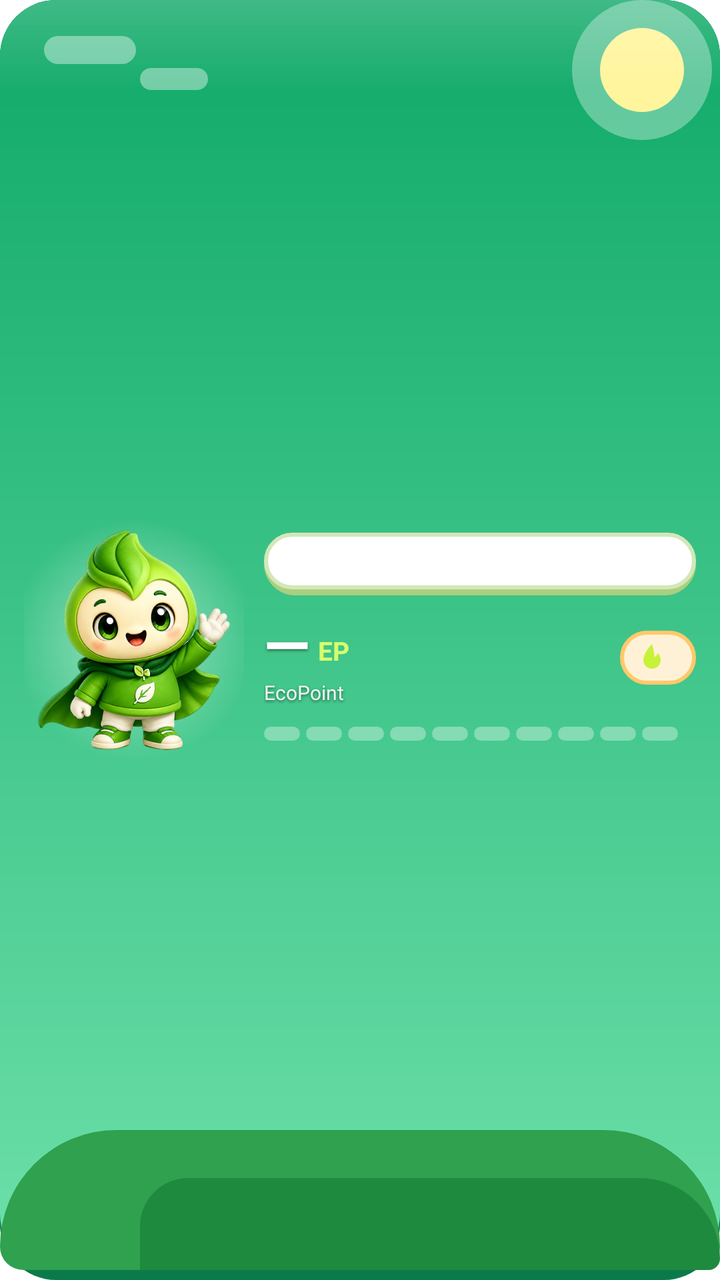
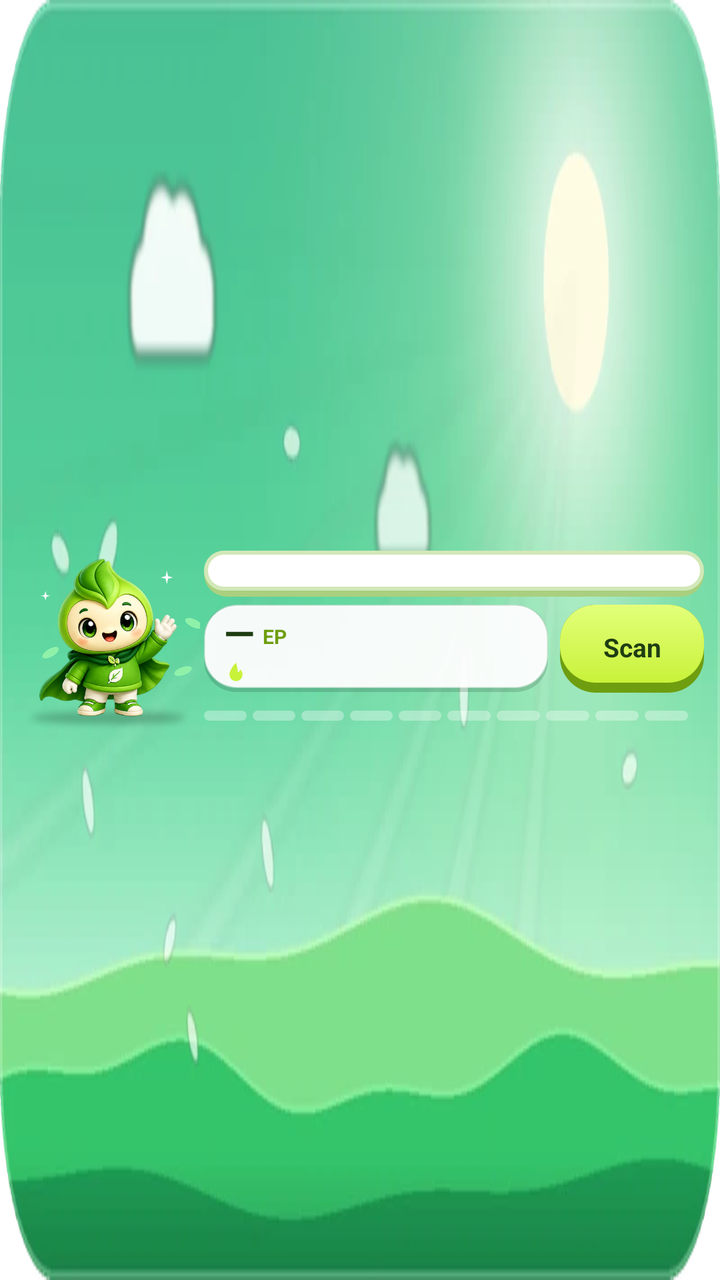

Before-and-after screenshots of an Android layout around one commit, followed by the original layout XML and the change that was made.
<!-- AndroidManifest.xml: fallback theme Theme.MaterialComponents.DayNight.NoActionBar -->
<!-- res/layout/ep_widget_l.xml -->
<?xml version="1.0" encoding="utf-8"?>
<FrameLayout xmlns:android="http://schemas.android.com/apk/res/android" android:id="@+id/ep_widget_root" android:layout_width="match_parent" android:layout_height="match_parent" android:background="@drawable/ep_widget_bg">
<LinearLayout android:layout_width="match_parent" android:layout_height="match_parent" android:gravity="center_vertical" android:orientation="horizontal" android:padding="12dp">
<ImageView android:id="@+id/ep_widget_mascot" android:layout_width="110dp" android:layout_height="match_parent" android:background="@drawable/ep_widget_halo" android:contentDescription="EcoFriend" android:scaleType="fitCenter" android:src="@drawable/ecofriend_normal" />
<LinearLayout android:layout_width="0dp" android:layout_height="match_parent" android:layout_weight="1" android:layout_marginStart="10dp" android:gravity="center_vertical" android:orientation="vertical">
<TextView android:id="@+id/ep_widget_msg" android:layout_width="match_parent" android:layout_height="wrap_content" android:background="@drawable/ep_widget_bubble" android:ellipsize="end" android:includeFontPadding="false" android:maxLines="2" android:paddingStart="12dp" android:paddingEnd="12dp" android:paddingTop="8dp" android:paddingBottom="8dp" android:text="" android:textStyle="bold" android:textColor="@color/ef_w_ink" android:textSize="13sp" />
<LinearLayout android:layout_width="match_parent" android:layout_height="wrap_content" android:layout_marginTop="8dp" android:gravity="center_vertical" android:orientation="horizontal">
<LinearLayout android:layout_width="0dp" android:layout_height="wrap_content" android:layout_weight="1" android:orientation="vertical">
<LinearLayout android:layout_width="wrap_content" android:layout_height="wrap_content" android:gravity="bottom" android:orientation="horizontal">
<TextView android:id="@+id/ep_widget_balance" android:layout_width="wrap_content" android:layout_height="wrap_content" android:includeFontPadding="false" android:maxLines="1" android:text="—" android:textStyle="bold" android:textColor="@color/ef_w_text" android:shadowColor="#80000000" android:shadowDx="0" android:shadowDy="2" android:shadowRadius="3" android:textSize="30sp" />
<TextView android:id="@+id/ep_widget_unit" android:layout_width="wrap_content" android:layout_height="wrap_content" android:layout_marginStart="4dp" android:layout_marginBottom="3dp" android:includeFontPadding="false" android:textStyle="bold" android:text="EP" android:textColor="@color/ef_w_lime"  android:textSize="13sp" />
</LinearLayout>
<TextView android:id="@+id/ep_widget_label" android:layout_width="match_parent" android:layout_height="wrap_content" android:ellipsize="end" android:includeFontPadding="false" android:maxLines="1" android:text="EcoPoint" android:textColor="@color/ef_w_sub" android:shadowColor="#80000000" android:shadowDx="0" android:shadowDy="2" android:shadowRadius="3" android:textSize="10sp" />
</LinearLayout>
<LinearLayout android:id="@+id/ep_widget_streak_chip" android:layout_width="wrap_content" android:layout_height="wrap_content" android:background="@drawable/ep_widget_chip" android:gravity="center_vertical" android:orientation="horizontal" android:paddingStart="8dp" android:paddingEnd="10dp" android:paddingTop="4dp" android:paddingBottom="4dp">
<ImageView android:id="@+id/ep_widget_flame" android:layout_width="16dp" android:layout_height="16dp" android:importantForAccessibility="no" android:src="@drawable/ep_widget_flame" />
<TextView android:id="@+id/ep_widget_streak" android:layout_width="wrap_content" android:layout_height="wrap_content" android:layout_marginStart="4dp" android:includeFontPadding="false" android:textStyle="bold" android:textColor="@color/ef_w_flame" android:textSize="16sp" android:text="" />
</LinearLayout>
</LinearLayout>
<LinearLayout android:layout_width="match_parent" android:layout_height="wrap_content" android:layout_marginTop="8dp" android:orientation="vertical">
<LinearLayout android:id="@+id/ep_widget_bar_row" android:layout_width="match_parent" android:layout_height="wrap_content" android:gravity="center_vertical" android:orientation="horizontal">
<LinearLayout android:layout_width="0dp" android:layout_height="wrap_content" android:layout_weight="1" android:orientation="horizontal">
<FrameLayout android:layout_width="0dp" android:layout_height="7dp" android:layout_marginEnd="3dp" android:layout_weight="1" android:background="@drawable/ep_widget_seg_off"><LinearLayout android:id="@+id/ep_widget_seg_0" android:layout_width="match_parent" android:layout_height="match_parent" android:background="@drawable/ep_widget_seg_on" android:visibility="gone" /></FrameLayout>
<FrameLayout android:layout_width="0dp" android:layout_height="7dp" android:layout_marginEnd="3dp" android:layout_weight="1" android:background="@drawable/ep_widget_seg_off"><LinearLayout android:id="@+id/ep_widget_seg_1" android:layout_width="match_parent" android:layout_height="match_parent" android:background="@drawable/ep_widget_seg_on" android:visibility="gone" /></FrameLayout>
<FrameLayout android:layout_width="0dp" android:layout_height="7dp" android:layout_marginEnd="3dp" android:layout_weight="1" android:background="@drawable/ep_widget_seg_off"><LinearLayout android:id="@+id/ep_widget_seg_2" android:layout_width="match_parent" android:layout_height="match_parent" android:background="@drawable/ep_widget_seg_on" android:visibility="gone" /></FrameLayout>
<FrameLayout android:layout_width="0dp" android:layout_height="7dp" android:layout_marginEnd="3dp" android:layout_weight="1" android:background="@drawable/ep_widget_seg_off"><LinearLayout android:id="@+id/ep_widget_seg_3" android:layout_width="match_parent" android:layout_height="match_parent" android:background="@drawable/ep_widget_seg_on" android:visibility="gone" /></FrameLayout>
<FrameLayout android:layout_width="0dp" android:layout_height="7dp" android:layout_marginEnd="3dp" android:layout_weight="1" android:background="@drawable/ep_widget_seg_off"><LinearLayout android:id="@+id/ep_widget_seg_4" android:layout_width="match_parent" android:layout_height="match_parent" android:background="@drawable/ep_widget_seg_on" android:visibility="gone" /></FrameLayout>
<FrameLayout android:layout_width="0dp" android:layout_height="7dp" android:layout_marginEnd="3dp" android:layout_weight="1" android:background="@drawable/ep_widget_seg_off"><LinearLayout android:id="@+id/ep_widget_seg_5" android:layout_width="match_parent" android:layout_height="match_parent" android:background="@drawable/ep_widget_seg_on" android:visibility="gone" /></FrameLayout>
<FrameLayout android:layout_width="0dp" android:layout_height="7dp" android:layout_marginEnd="3dp" android:layout_weight="1" android:background="@drawable/ep_widget_seg_off"><LinearLayout android:id="@+id/ep_widget_seg_6" android:layout_width="match_parent" android:layout_height="match_parent" android:background="@drawable/ep_widget_seg_on" android:visibility="gone" /></FrameLayout>
<FrameLayout android:layout_width="0dp" android:layout_height="7dp" android:layout_marginEnd="3dp" android:layout_weight="1" android:background="@drawable/ep_widget_seg_off"><LinearLayout android:id="@+id/ep_widget_seg_7" android:layout_width="match_parent" android:layout_height="match_parent" android:background="@drawable/ep_widget_seg_on" android:visibility="gone" /></FrameLayout>
<FrameLayout android:layout_width="0dp" android:layout_height="7dp" android:layout_marginEnd="3dp" android:layout_weight="1" android:background="@drawable/ep_widget_seg_off"><LinearLayout android:id="@+id/ep_widget_seg_8" android:layout_width="match_parent" android:layout_height="match_parent" android:background="@drawable/ep_widget_seg_on" android:visibility="gone" /></FrameLayout>
<FrameLayout android:layout_width="0dp" android:layout_height="7dp" android:layout_marginEnd="3dp" android:layout_weight="1" android:background="@drawable/ep_widget_seg_off"><LinearLayout android:id="@+id/ep_widget_seg_9" android:layout_width="match_parent" android:layout_height="match_parent" android:background="@drawable/ep_widget_seg_on" android:visibility="gone" /></FrameLayout>
</LinearLayout>
<TextView android:id="@+id/ep_widget_goal" android:layout_width="wrap_content" android:layout_height="wrap_content" android:layout_marginStart="6dp" android:includeFontPadding="false" android:textStyle="bold" android:textColor="@color/ef_w_sub" android:shadowColor="#80000000" android:shadowDx="0" android:shadowDy="2" android:shadowRadius="3" android:textSize="11sp" android:text="" />
</LinearLayout>
</LinearLayout>
</LinearLayout>
</LinearLayout>
</FrameLayout>
<!-- resources referenced by this layout -->
<resources>
  <color name="ef_w_flame">#FFF57C00</color>
  <color name="ef_w_ink">#FF1F3D12</color>
  <color name="ef_w_lime">#FFD9FF6B</color>
  <color name="ef_w_sub">#E6FFFFFF</color>
  <color name="ef_w_text">#FFFFFFFF</color>
  <!-- drawable ecofriend_normal: png bitmap (drawable-nodpi, 161471 bytes) -->
  <!-- drawable ep_widget_bg: vector/xml drawable (drawable, 2232 chars, omitted) -->
  <!-- drawable ep_widget_bubble (drawable) -->
  <?xml version="1.0" encoding="utf-8"?>
  <layer-list xmlns:android="http://schemas.android.com/apk/res/android">
      <item><shape android:shape="rectangle"><solid android:color="@color/ef_w_bubble_lip" /><corners android:radius="18dp" /></shape></item>
      <item android:bottom="3dp"><shape android:shape="rectangle"><solid android:color="@color/ef_w_bubble" /><stroke android:width="2dp" android:color="@color/ef_w_bubble_stroke" /><corners android:radius="18dp" /></shape></item>
  </layer-list>
  <!-- drawable ep_widget_chip (drawable) -->
  <?xml version="1.0" encoding="utf-8"?>
  <shape xmlns:android="http://schemas.android.com/apk/res/android" android:shape="rectangle"><solid android:color="@color/ef_w_chip" /><stroke android:width="2dp" android:color="@color/ef_w_chip_stroke" /><corners android:radius="999dp" /></shape>
  <!-- drawable ep_widget_flame (drawable) -->
  <?xml version="1.0" encoding="utf-8"?>
  <vector xmlns:android="http://schemas.android.com/apk/res/android"
      android:width="24dp"
      android:height="24dp"
      android:viewportWidth="24"
      android:viewportHeight="24">
      <path
          android:fillColor="#FFC8F23A"
          android:pathData="M12,2C12,2 5.5,8.5 5.5,14a6.5,6.5 0 0 0 13,0c0,-2.2 -1,-3.8 -2.1,-5.3c-0.5,1.6 -1.5,2.6 -2.6,3.1C13.8,8.2 12,2 12,2z" />
  </vector>
  <!-- drawable ep_widget_halo (drawable) -->
  <?xml version="1.0" encoding="utf-8"?>
  <shape xmlns:android="http://schemas.android.com/apk/res/android" android:shape="rectangle"><gradient android:type="radial" android:gradientRadius="55%" android:startColor="@color/ef_w_halo_in" android:endColor="@color/ef_w_halo_out" /></shape>
  <!-- drawable ep_widget_seg_off (drawable) -->
  <?xml version="1.0" encoding="utf-8"?>
  <shape xmlns:android="http://schemas.android.com/apk/res/android" android:shape="rectangle"><solid android:color="@color/ef_w_dot_off" /><corners android:radius="5dp" /></shape>
  <!-- drawable ep_widget_seg_on (drawable) -->
  <?xml version="1.0" encoding="utf-8"?>
  <shape xmlns:android="http://schemas.android.com/apk/res/android" android:shape="rectangle"><gradient android:angle="270" android:startColor="@color/ef_w_green_top" android:endColor="@color/ef_w_green" /><corners android:radius="5dp" /></shape>
  <color name="ef_w_bubble_lip">#FFA9D07F</color>
  <color name="ef_w_bubble">#FFFFFFFF</color>
  <color name="ef_w_bubble_stroke">#FFD2E8B8</color>
  <color name="ef_w_chip">#FFFFF1D6</color>
  <color name="ef_w_chip_stroke">#FFFFC96B</color>
  <color name="ef_w_halo_in">#80FFFFFF</color>
  <color name="ef_w_halo_out">#00FFFFFF</color>
  <color name="ef_w_dot_off">#55FFFFFF</color>
  <color name="ef_w_green_top">#FFE3FF7A</color>
  <color name="ef_w_green">#FFC8F23A</color>
</resources>

<!-- the commit's change to res/layout/ep_widget_l.xml (unified diff, before → after) -->
@@ -1,38 +1,39 @@
 <?xml version="1.0" encoding="utf-8"?>
-<FrameLayout xmlns:android="http://schemas.android.com/apk/res/android" android:id="@+id/ep_widget_root" android:layout_width="match_parent" android:layout_height="match_parent" android:background="@drawable/ep_widget_bg">
-<LinearLayout android:layout_width="match_parent" android:layout_height="match_parent" android:gravity="center_vertical" android:orientation="horizontal" android:padding="12dp">
-<ImageView android:id="@+id/ep_widget_mascot" android:layout_width="110dp" android:layout_height="match_parent" android:background="@drawable/ep_widget_halo" android:contentDescription="EcoFriend" android:scaleType="fitCenter" android:src="@drawable/ecofriend_normal" />
-<LinearLayout android:layout_width="0dp" android:layout_height="match_parent" android:layout_weight="1" android:layout_marginStart="10dp" android:gravity="center_vertical" android:orientation="vertical">
-<TextView android:id="@+id/ep_widget_msg" android:layout_width="match_parent" android:layout_height="wrap_content" android:background="@drawable/ep_widget_bubble" android:ellipsize="end" android:includeFontPadding="false" android:maxLines="2" android:paddingStart="12dp" android:paddingEnd="12dp" android:paddingTop="8dp" android:paddingBottom="8dp" android:text="" android:textStyle="bold" android:textColor="@color/ef_w_ink" android:textSize="13sp" />
-<LinearLayout android:layout_width="match_parent" android:layout_height="wrap_content" android:layout_marginTop="8dp" android:gravity="center_vertical" android:orientation="horizontal">
-<LinearLayout android:layout_width="0dp" android:layout_height="wrap_content" android:layout_weight="1" android:orientation="vertical">
-<LinearLayout android:layout_width="wrap_content" android:layout_height="wrap_content" android:gravity="bottom" android:orientation="horizontal">
-<TextView android:id="@+id/ep_widget_balance" android:layout_width="wrap_content" android:layout_height="wrap_content" android:includeFontPadding="false" android:maxLines="1" android:text="—" android:textStyle="bold" android:textColor="@color/ef_w_text" android:shadowColor="#80000000" android:shadowDx="0" android:shadowDy="2" android:shadowRadius="3" android:textSize="30sp" />
-<TextView android:id="@+id/ep_widget_unit" android:layout_width="wrap_content" android:layout_height="wrap_content" android:layout_marginStart="4dp" android:layout_marginBottom="3dp" android:includeFontPadding="false" android:textStyle="bold" android:text="EP" android:textColor="@color/ef_w_lime"  android:textSize="13sp" />
+<FrameLayout xmlns:android="http://schemas.android.com/apk/res/android" android:id="@+id/ep_widget_root" android:layout_width="match_parent" android:layout_height="match_parent">
+<ImageView android:id="@+id/ep_widget_bgimg" android:layout_width="match_parent" android:layout_height="match_parent" android:src="@drawable/ep_w_bg_day_wide" android:scaleType="fitXY" android:importantForAccessibility="no" />
+<LinearLayout android:layout_width="match_parent" android:layout_height="match_parent" android:orientation="horizontal" android:gravity="center_vertical" android:padding="8dp">
+<ImageView android:id="@+id/ep_widget_mascot" android:layout_width="92dp" android:layout_height="match_parent" android:src="@drawable/ecofriend_w_day" android:scaleType="fitCenter" android:contentDescription="EcoFriend" />
+<LinearLayout android:layout_width="0dp" android:layout_height="match_parent" android:orientation="vertical" android:layout_weight="1" android:gravity="center_vertical" android:layout_marginStart="2dp">
+<TextView android:id="@+id/ep_widget_msg" android:layout_width="match_parent" android:layout_height="wrap_content" android:includeFontPadding="false" android:maxLines="2" android:ellipsize="end" android:text="" android:textColor="@color/ef_w_ink" android:textSize="11sp" android:textStyle="bold" android:background="@drawable/ep_widget_bubble" android:paddingStart="12dp" android:paddingEnd="12dp" android:paddingTop="5dp" android:paddingBottom="5dp" />
+<LinearLayout android:layout_width="match_parent" android:layout_height="wrap_content" android:orientation="horizontal" android:layout_marginTop="4dp" android:gravity="center_vertical">
+<LinearLayout android:layout_width="0dp" android:layout_height="wrap_content" android:orientation="vertical" android:id="@+id/ep_w_p1" android:background="@drawable/ep_w_panel_light" android:paddingStart="10dp" android:paddingEnd="10dp" android:paddingTop="3dp" android:paddingBottom="3dp" android:layout_weight="1">
+<LinearLayout android:layout_width="wrap_content" android:layout_height="wrap_content" android:orientation="horizontal" android:gravity="bottom">
+<TextView android:id="@+id/ep_widget_balance" android:layout_width="wrap_content" android:layout_height="wrap_content" android:includeFontPadding="false" android:maxLines="1" android:ellipsize="end" android:text="—" android:textColor="@color/ef_w_ink" android:textSize="20sp" android:textStyle="bold" />
+<TextView android:id="@+id/ep_widget_unit" android:layout_width="wrap_content" android:layout_height="wrap_content" android:includeFontPadding="false" android:maxLines="1" android:ellipsize="end" android:text="EP" android:textColor="@color/ef_w_green_lip" android:textSize="10sp" android:textStyle="bold" android:layout_marginStart="4dp" android:layout_marginBottom="2dp" />
 </LinearLayout>
-<TextView android:id="@+id/ep_widget_label" android:layout_width="match_parent" android:layout_height="wrap_content" android:ellipsize="end" android:includeFontPadding="false" android:maxLines="1" android:text="EcoPoint" android:textColor="@color/ef_w_sub" android:shadowColor="#80000000" android:shadowDx="0" android:shadowDy="2" android:shadowRadius="3" android:textSize="10sp" />
-</LinearLayout>
-<LinearLayout android:id="@+id/ep_widget_streak_chip" android:layout_width="wrap_content" android:layout_height="wrap_content" android:background="@drawable/ep_widget_chip" android:gravity="center_vertical" android:orientation="horizontal" android:paddingStart="8dp" android:paddingEnd="10dp" android:paddingTop="4dp" android:paddingBottom="4dp">
-<ImageView android:id="@+id/ep_widget_flame" android:layout_width="16dp" android:layout_height="16dp" android:importantForAccessibility="no" android:src="@drawable/ep_widget_flame" />
-<TextView android:id="@+id/ep_widget_streak" android:layout_width="wrap_content" android:layout_height="wrap_content" android:layout_marginStart="4dp" android:includeFontPadding="false" android:textStyle="bold" android:textColor="@color/ef_w_flame" android:textSize="16sp" android:text="" />
+<LinearLayout android:layout_width="wrap_content" android:layout_height="wrap_content" android:orientation="horizontal" android:id="@+id/ep_widget_streak_chip" android:gravity="center_vertical" android:layout_marginTop="1dp">
+<ImageView android:id="@+id/ep_widget_flame" android:layout_width="12dp" android:layout_height="12dp" android:src="@drawable/ep_widget_flame" android:scaleType="fitCenter" android:importantForAccessibility="no" />
+<TextView android:id="@+id/ep_widget_streak" android:layout_width="wrap_content" android:layout_height="wrap_content" android:includeFontPadding="false" android:maxLines="1" android:ellipsize="end" android:text="" android:textColor="@color/ef_w_flame" android:textSize="11sp" android:textStyle="bold" android:layout_marginStart="3dp" />
 </LinearLayout>
 </LinearLayout>
-<LinearLayout android:layout_width="match_parent" android:layout_height="wrap_content" android:layout_marginTop="8dp" android:orientation="vertical">
-<LinearLayout android:id="@+id/ep_widget_bar_row" android:layout_width="match_parent" android:layout_height="wrap_content" android:gravity="center_vertical" android:orientation="horizontal">
-<LinearLayout android:layout_width="0dp" android:layout_height="wrap_content" android:layout_weight="1" android:orientation="horizontal">
-<FrameLayout android:layout_width="0dp" android:layout_height="7dp" android:layout_marginEnd="3dp" android:layout_weight="1" android:background="@drawable/ep_widget_seg_off"><LinearLayout android:id="@+id/ep_widget_seg_0" android:layout_width="match_parent" android:layout_height="match_parent" android:background="@drawable/ep_widget_seg_on" android:visibility="gone" /></FrameLayout>
-<FrameLayout android:layout_width="0dp" android:layout_height="7dp" android:layout_marginEnd="3dp" android:layout_weight="1" android:background="@drawable/ep_widget_seg_off"><LinearLayout android:id="@+id/ep_widget_seg_1" android:layout_width="match_parent" android:layout_height="match_parent" android:background="@drawable/ep_widget_seg_on" android:visibility="gone" /></FrameLayout>
-<FrameLayout android:layout_width="0dp" android:layout_height="7dp" android:layout_marginEnd="3dp" android:layout_weight="1" android:background="@drawable/ep_widget_seg_off"><LinearLayout android:id="@+id/ep_widget_seg_2" android:layout_width="match_parent" android:layout_height="match_parent" android:background="@drawable/ep_widget_seg_on" android:visibility="gone" /></FrameLayout>
-<FrameLayout android:layout_width="0dp" android:layout_height="7dp" android:layout_marginEnd="3dp" android:layout_weight="1" android:background="@drawable/ep_widget_seg_off"><LinearLayout android:id="@+id/ep_widget_seg_3" android:layout_width="match_parent" android:layout_height="match_parent" android:background="@drawable/ep_widget_seg_on" android:visibility="gone" /></FrameLayout>
-<FrameLayout android:layout_width="0dp" android:layout_height="7dp" android:layout_marginEnd="3dp" android:layout_weight="1" android:background="@drawable/ep_widget_seg_off"><LinearLayout android:id="@+id/ep_widget_seg_4" android:layout_width="match_parent" android:layout_height="match_parent" android:background="@drawable/ep_widget_seg_on" android:visibility="gone" /></FrameLayout>
-<FrameLayout android:layout_width="0dp" android:layout_height="7dp" android:layout_marginEnd="3dp" android:layout_weight="1" android:background="@drawable/ep_widget_seg_off"><LinearLayout android:id="@+id/ep_widget_seg_5" android:layout_width="match_parent" android:layout_height="match_parent" android:background="@drawable/ep_widget_seg_on" android:visibility="gone" /></FrameLayout>
-<FrameLayout android:layout_width="0dp" android:layout_height="7dp" android:layout_marginEnd="3dp" android:layout_weight="1" android:background="@drawable/ep_widget_seg_off"><LinearLayout android:id="@+id/ep_widget_seg_6" android:layout_width="match_parent" android:layout_height="match_parent" android:background="@drawable/ep_widget_seg_on" android:visibility="gone" /></FrameLayout>
-<FrameLayout android:layout_width="0dp" android:layout_height="7dp" android:layout_marginEnd="3dp" android:layout_weight="1" android:background="@drawable/ep_widget_seg_off"><LinearLayout android:id="@+id/ep_widget_seg_7" android:layout_width="match_parent" android:layout_height="match_parent" android:background="@drawable/ep_widget_seg_on" android:visibility="gone" /></FrameLayout>
-<FrameLayout android:layout_width="0dp" android:layout_height="7dp" android:layout_marginEnd="3dp" android:layout_weight="1" android:background="@drawable/ep_widget_seg_off"><LinearLayout android:id="@+id/ep_widget_seg_8" android:layout_width="match_parent" android:layout_height="match_parent" android:background="@drawable/ep_widget_seg_on" android:visibility="gone" /></FrameLayout>
-<FrameLayout android:layout_width="0dp" android:layout_height="7dp" android:layout_marginEnd="3dp" android:layout_weight="1" android:background="@drawable/ep_widget_seg_off"><LinearLayout android:id="@+id/ep_widget_seg_9" android:layout_width="match_parent" android:layout_height="match_parent" android:background="@drawable/ep_widget_seg_on" android:visibility="gone" /></FrameLayout>
+<TextView android:id="@+id/ep_widget_btn_scan" android:layout_width="72dp" android:layout_height="44dp" android:includeFontPadding="false" android:maxLines="1" android:ellipsize="end" android:text="Scan" android:textColor="@color/ef_w_ink" android:textSize="13sp" android:textStyle="bold" android:layout_weight="0" android:layout_marginStart="6dp" android:gravity="center" android:paddingStart="6dp" android:paddingEnd="6dp" android:background="@drawable/ep_widget_btn" />
 </LinearLayout>
-<TextView android:id="@+id/ep_widget_goal" android:layout_width="wrap_content" android:layout_height="wrap_content" android:layout_marginStart="6dp" android:includeFontPadding="false" android:textStyle="bold" android:textColor="@color/ef_w_sub" android:shadowColor="#80000000" android:shadowDx="0" android:shadowDy="2" android:shadowRadius="3" android:textSize="11sp" android:text="" />
+<LinearLayout android:layout_width="match_parent" android:layout_height="wrap_content" android:orientation="horizontal" android:layout_marginTop="5dp" android:gravity="center_vertical">
+<LinearLayout android:layout_width="0dp" android:layout_height="wrap_content" android:orientation="horizontal" android:layout_weight="1">
+<LinearLayout android:layout_width="match_parent" android:layout_height="wrap_content" android:orientation="horizontal" android:id="@+id/ep_widget_bar_row" android:gravity="center_vertical">
+<FrameLayout android:layout_width="0dp" android:layout_height="5dp" android:layout_weight="1" android:layout_marginEnd="3dp" android:background="@drawable/ep_widget_seg_off"><LinearLayout android:id="@+id/ep_widget_seg_0" android:layout_width="match_parent" android:layout_height="match_parent" android:background="@drawable/ep_widget_seg_on" android:visibility="gone" /></FrameLayout>
+<FrameLayout android:layout_width="0dp" android:layout_height="5dp" android:layout_weight="1" android:layout_marginEnd="3dp" android:background="@drawable/ep_widget_seg_off"><LinearLayout android:id="@+id/ep_widget_seg_1" android:layout_width="match_parent" android:layout_height="match_parent" android:background="@drawable/ep_widget_seg_on" android:visibility="gone" /></FrameLayout>
+<FrameLayout android:layout_width="0dp" android:layout_height="5dp" android:layout_weight="1" android:layout_marginEnd="3dp" android:background="@drawable/ep_widget_seg_off"><LinearLayout android:id="@+id/ep_widget_seg_2" android:layout_width="match_parent" android:layout_height="match_parent" android:background="@drawable/ep_widget_seg_on" android:visibility="gone" /></FrameLayout>
+<FrameLayout android:layout_width="0dp" android:layout_height="5dp" android:layout_weight="1" android:layout_marginEnd="3dp" android:background="@drawable/ep_widget_seg_off"><LinearLayout android:id="@+id/ep_widget_seg_3" android:layout_width="match_parent" android:layout_height="match_parent" android:background="@drawable/ep_widget_seg_on" android:visibility="gone" /></FrameLayout>
+<FrameLayout android:layout_width="0dp" android:layout_height="5dp" android:layout_weight="1" android:layout_marginEnd="3dp" android:background="@drawable/ep_widget_seg_off"><LinearLayout android:id="@+id/ep_widget_seg_4" android:layout_width="match_parent" android:layout_height="match_parent" android:background="@drawable/ep_widget_seg_on" android:visibility="gone" /></FrameLayout>
+<FrameLayout android:layout_width="0dp" android:layout_height="5dp" android:layout_weight="1" android:layout_marginEnd="3dp" android:background="@drawable/ep_widget_seg_off"><LinearLayout android:id="@+id/ep_widget_seg_5" android:layout_width="match_parent" android:layout_height="match_parent" android:background="@drawable/ep_widget_seg_on" android:visibility="gone" /></FrameLayout>
+<FrameLayout android:layout_width="0dp" android:layout_height="5dp" android:layout_weight="1" android:layout_marginEnd="3dp" android:background="@drawable/ep_widget_seg_off"><LinearLayout android:id="@+id/ep_widget_seg_6" android:layout_width="match_parent" android:layout_height="match_parent" android:background="@drawable/ep_widget_seg_on" android:visibility="gone" /></FrameLayout>
+<FrameLayout android:layout_width="0dp" android:layout_height="5dp" android:layout_weight="1" android:layout_marginEnd="3dp" android:background="@drawable/ep_widget_seg_off"><LinearLayout android:id="@+id/ep_widget_seg_7" android:layout_width="match_parent" android:layout_height="match_parent" android:background="@drawable/ep_widget_seg_on" android:visibility="gone" /></FrameLayout>
+<FrameLayout android:layout_width="0dp" android:layout_height="5dp" android:layout_weight="1" android:layout_marginEnd="3dp" android:background="@drawable/ep_widget_seg_off"><LinearLayout android:id="@+id/ep_widget_seg_8" android:layout_width="match_parent" android:layout_height="match_parent" android:background="@drawable/ep_widget_seg_on" android:visibility="gone" /></FrameLayout>
+<FrameLayout android:layout_width="0dp" android:layout_height="5dp" android:layout_weight="1" android:layout_marginEnd="0dp" android:background="@drawable/ep_widget_seg_off"><LinearLayout android:id="@+id/ep_widget_seg_9" android:layout_width="match_parent" android:layout_height="match_parent" android:background="@drawable/ep_widget_seg_on" android:visibility="gone" /></FrameLayout>
 </LinearLayout>
+</LinearLayout>
+<TextView android:id="@+id/ep_widget_goal" android:layout_width="wrap_content" android:layout_height="wrap_content" android:includeFontPadding="false" android:maxLines="1" android:ellipsize="end" android:text="" android:textColor="#FFFFFFFF" android:textSize="11sp" android:textStyle="bold" android:layout_marginStart="8dp" android:shadowColor="#66000000" android:shadowDy="1" android:shadowRadius="2" />
 </LinearLayout>
 </LinearLayout>
 </LinearLayout>
<!-- resource entries referenced after the edit -->
@@ -1,21 +1,28 @@
 <!-- resources referenced by this layout -->
 <resources>
   <color name="ef_w_flame">#FFF57C00</color>
+  <color name="ef_w_green_lip">#FF6E9E0F</color>
   <color name="ef_w_ink">#FF1F3D12</color>
-  <color name="ef_w_lime">#FFD9FF6B</color>
-  <color name="ef_w_sub">#E6FFFFFF</color>
-  <color name="ef_w_text">#FFFFFFFF</color>
-  <!-- drawable ecofriend_normal: png bitmap (drawable-nodpi, 161471 bytes) -->
-  <!-- drawable ep_widget_bg: vector/xml drawable (drawable, 2232 chars, omitted) -->
+  <!-- drawable ecofriend_w_day: png bitmap (drawable-nodpi, 181548 bytes) -->
+  <!-- drawable ep_w_bg_day_wide: webp bitmap (drawable-nodpi, 12158 bytes) -->
+  <!-- drawable ep_w_panel_light (drawable) -->
+  <?xml version="1.0" encoding="utf-8"?>
+  <layer-list xmlns:android="http://schemas.android.com/apk/res/android">
+      <item><shape android:shape="rectangle"><solid android:color="#26000000" /><corners android:radius="16dp" /></shape></item>
+      <item android:bottom="2dp"><shape android:shape="rectangle"><solid android:color="#F2FFFFFF" /><stroke android:width="1dp" android:color="#80FFFFFF" /><corners android:radius="16dp" /></shape></item>
+  </layer-list>
+  <!-- drawable ep_widget_btn (drawable) -->
+  <?xml version="1.0" encoding="utf-8"?>
+  <layer-list xmlns:android="http://schemas.android.com/apk/res/android">
+      <item><shape android:shape="rectangle"><solid android:color="@color/ef_w_green_lip" /><corners android:radius="18dp" /></shape></item>
+      <item android:bottom="5dp"><shape android:shape="rectangle"><gradient android:angle="270" android:startColor="@color/ef_w_green_top" android:endColor="@color/ef_w_green" /><corners android:radius="18dp" /></shape></item>
+  </layer-list>
   <!-- drawable ep_widget_bubble (drawable) -->
   <?xml version="1.0" encoding="utf-8"?>
   <layer-list xmlns:android="http://schemas.android.com/apk/res/android">
       <item><shape android:shape="rectangle"><solid android:color="@color/ef_w_bubble_lip" /><corners android:radius="18dp" /></shape></item>
       <item android:bottom="3dp"><shape android:shape="rectangle"><solid android:color="@color/ef_w_bubble" /><stroke android:width="2dp" android:color="@color/ef_w_bubble_stroke" /><corners android:radius="18dp" /></shape></item>
   </layer-list>
-  <!-- drawable ep_widget_chip (drawable) -->
-  <?xml version="1.0" encoding="utf-8"?>
-  <shape xmlns:android="http://schemas.android.com/apk/res/android" android:shape="rectangle"><solid android:color="@color/ef_w_chip" /><stroke android:width="2dp" android:color="@color/ef_w_chip_stroke" /><corners android:radius="999dp" /></shape>
   <!-- drawable ep_widget_flame (drawable) -->
   <?xml version="1.0" encoding="utf-8"?>
   <vector xmlns:android="http://schemas.android.com/apk/res/android"
@@ -27,9 +34,6 @@
           android:fillColor="#FFC8F23A"
           android:pathData="M12,2C12,2 5.5,8.5 5.5,14a6.5,6.5 0 0 0 13,0c0,-2.2 -1,-3.8 -2.1,-5.3c-0.5,1.6 -1.5,2.6 -2.6,3.1C13.8,8.2 12,2 12,2z" />
   </vector>
-  <!-- drawable ep_widget_halo (drawable) -->
-  <?xml version="1.0" encoding="utf-8"?>
-  <shape xmlns:android="http://schemas.android.com/apk/res/android" android:shape="rectangle"><gradient android:type="radial" android:gradientRadius="55%" android:startColor="@color/ef_w_halo_in" android:endColor="@color/ef_w_halo_out" /></shape>
   <!-- drawable ep_widget_seg_off (drawable) -->
   <?xml version="1.0" encoding="utf-8"?>
   <shape xmlns:android="http://schemas.android.com/apk/res/android" android:shape="rectangle"><solid android:color="@color/ef_w_dot_off" /><corners android:radius="5dp" /></shape>
@@ -39,10 +43,6 @@
   <color name="ef_w_bubble_lip">#FFA9D07F</color>
   <color name="ef_w_bubble">#FFFFFFFF</color>
   <color name="ef_w_bubble_stroke">#FFD2E8B8</color>
-  <color name="ef_w_chip">#FFFFF1D6</color>
-  <color name="ef_w_chip_stroke">#FFFFC96B</color>
-  <color name="ef_w_halo_in">#80FFFFFF</color>
-  <color name="ef_w_halo_out">#00FFFFFF</color>
   <color name="ef_w_dot_off">#55FFFFFF</color>
   <color name="ef_w_green_top">#FFE3FF7A</color>
   <color name="ef_w_green">#FFC8F23A</color>
